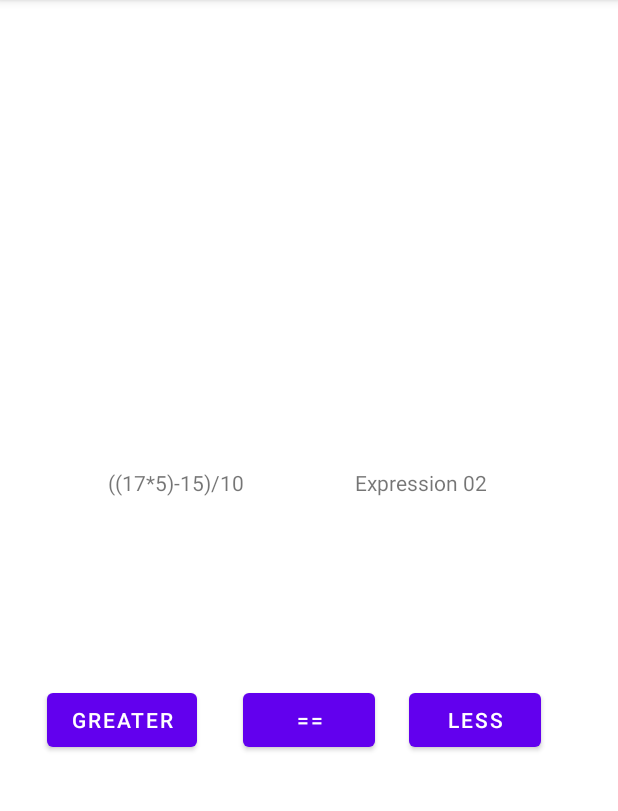
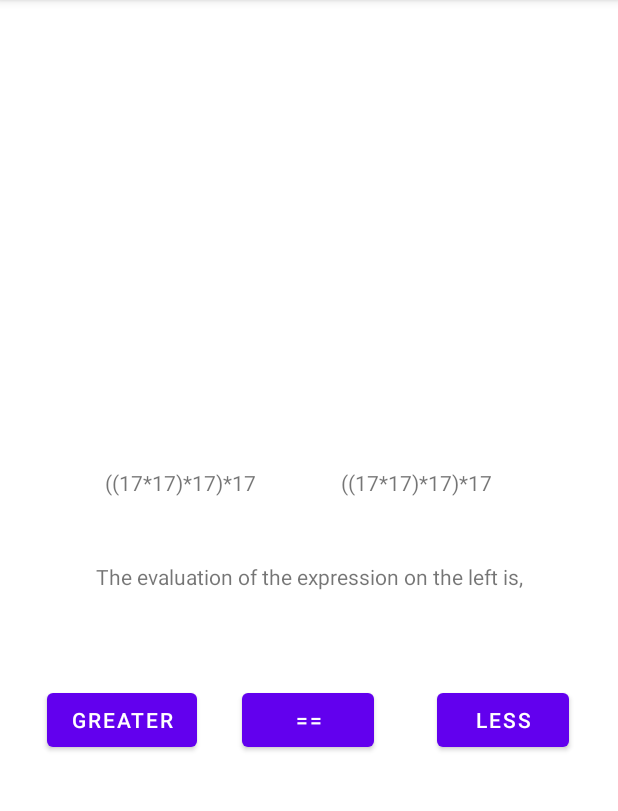
Before and after one commit to Janithabhayarathna/Math-Quiz-App, an Android app: the Game screen opened directly, with no data from a screen before it, on a phone screen of 412 x 824 dp, the part 84-895 px from its top. Run offline under Robolectric (Android 15) with nearby library versions, the phone set to English and light mode, and no system bars.

Commit message:
Fixed a bug.

```diff
--- a/app/src/main/java/com/example/myapplication/Game.kt
+++ b/app/src/main/java/com/example/myapplication/Game.kt
@@ -8,8 +8,8 @@ import java.util.*
 
 class Game : AppCompatActivity() {
 
-    val gen = Random()
-    var expression1 = " "
+    var expression1 = "Expression 01"
+    var expression2 = "Expression 02"
 
     override fun onCreate(savedInstanceState: Bundle?) {
 
@@ -23,20 +23,24 @@ class Game : AppCompatActivity() {
         val eqlBtn = findViewById<Button>(R.id.equal)
         val lesBtn = findViewById<Button>(R.id.less)
 
-        var firstNumber = 1 + gen.nextInt(20)
-        var numOfTerms = 1 + gen.nextInt(4)
+        var firstNumber1 = 1 + Random().nextInt(20)
+        var firstNumber2 = 1 + Random().nextInt(20)
 
-        generateExpression1(firstNumber.toString(), numOfTerms, expression01)
+        var numOfTerms1 = 1 + Random().nextInt(4)
+        var numOfTerms2 = 1 + Random().nextInt(4)
+
+        generateExpression1(firstNumber1.toString(), numOfTerms1, expression01)
+        generateExpression2(firstNumber2.toString(), numOfTerms2, expression02)
 
     }
 
-    fun generateExpression1(firstNumber: String, numOfTerms: Int, expression01: TextView) {
+    fun generateExpression1(firstNumber: String, numOfTerms1: Int, expression01: TextView) {
 
-        var numOfTerms = numOfTerms
+        var numOfTerms = numOfTerms1
         val operators: List<String> = listOf("+", "-", "*", "/")
-        val operatorIndex = gen.nextInt(4)
+        val operatorIndex = Random().nextInt(4)
 
-        val secondNumber = 1+ gen.nextInt(20)
+        val secondNumber = 1+ Random().nextInt(20)
 
         expression1 = firstNumber + operators[operatorIndex] + secondNumber
         numOfTerms--
@@ -47,4 +51,22 @@ class Game : AppCompatActivity() {
             expression01.text = expression1
         }
     }
+
+    fun generateExpression2(firstNumber2: String, numOfTerms2: Int, expression02: TextView) {
+
+        var numOfTerms = numOfTerms2
+        val operators: List<String> = listOf("+", "-", "*", "/")
+        val operatorIndex = Random().nextInt(4)
+
+        val secondNumber = 1+ Random().nextInt(20)
+
+        expression2 = firstNumber2 + operators[operatorIndex] + secondNumber
+        numOfTerms--
+
+        if (numOfTerms > 0) {
+            generateExpression2("("+expression2+")",numOfTerms, expression02)
+        } else {
+            expression02.text = expression2
+        }
+    }
 }
--- a/app/src/main/res/layout/activity_game.xml
+++ b/app/src/main/res/layout/activity_game.xml
@@ -49,6 +49,7 @@
         android:text="@string/equal"
         app:layout_constraintBottom_toBottomOf="parent"
         app:layout_constraintEnd_toEndOf="parent"
+        app:layout_constraintHorizontal_bias="0.498"
         app:layout_constraintStart_toStartOf="parent"
         app:layout_constraintTop_toTopOf="parent"
         app:layout_constraintVertical_bias="0.633" />
@@ -60,8 +61,18 @@
         android:text="@string/less"
         app:layout_constraintBottom_toBottomOf="parent"
         app:layout_constraintEnd_toEndOf="parent"
-        app:layout_constraintHorizontal_bias="0.842"
+        app:layout_constraintHorizontal_bias="0.9"
         app:layout_constraintStart_toStartOf="parent"
         app:layout_constraintTop_toTopOf="parent"
         app:layout_constraintVertical_bias="0.633" />
+
+    <TextView
+        android:id="@+id/question"
+        android:layout_width="wrap_content"
+        android:layout_height="wrap_content"
+        android:text="@string/the_evaluation_of_the_expression_on_the_left_is"
+        app:layout_constraintBottom_toBottomOf="parent"
+        app:layout_constraintEnd_toEndOf="parent"
+        app:layout_constraintStart_toStartOf="parent"
+        app:layout_constraintTop_toTopOf="parent" />
 </androidx.constraintlayout.widget.ConstraintLayout>
--- a/app/src/main/res/values/strings.xml
+++ b/app/src/main/res/values/strings.xml
@@ -5,4 +5,5 @@
     <string name="less">LESS</string>
     <string name="expression_01">Expression 01</string>
     <string name="expression_02">Expression 02</string>
+    <string name="the_evaluation_of_the_expression_on_the_left_is">The evaluation of the expression on the left is,</string>
 </resources>
```
